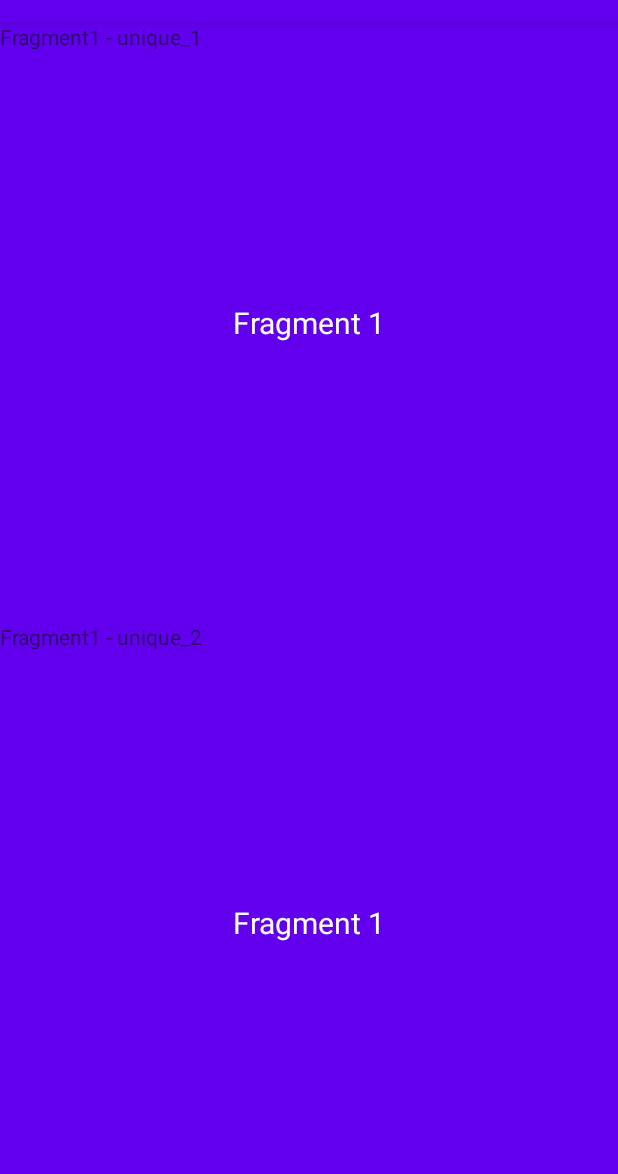
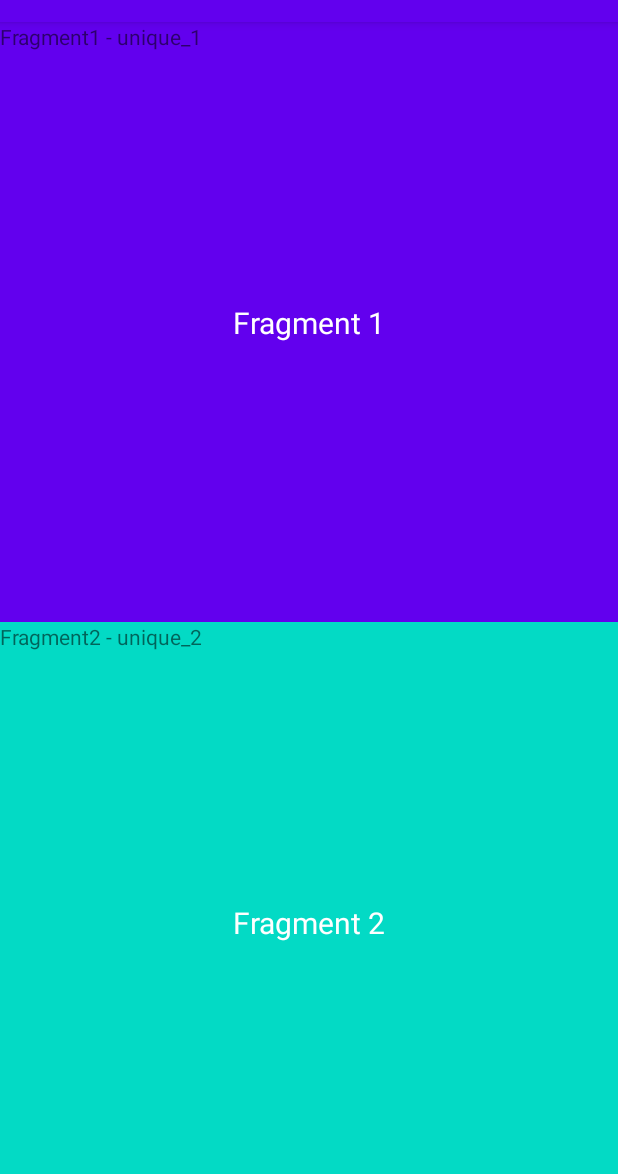
Before and after one commit to vincentparinding/Fragment-Recycler-View, an Android app: the screen it shows after launch (MainActivity), on a phone screen of 412 x 824 dp, the part 62-1236 px from its top. Run offline under Robolectric (Android 15) with nearby library versions, the phone set to English and light mode, and no system bars.

Commit message:
passing fragment and id container at onCreateViewHolder

```diff
--- a/app/src/main/java/com/example/myapplication/MainActivity.kt
+++ b/app/src/main/java/com/example/myapplication/MainActivity.kt
@@ -24,34 +24,34 @@ class MainActivity : AppCompatActivity() {
                     Pair("unique_1", Fragment1().apply {
                         arguments = Bundle().apply { putString("content", "unique_1") }
                     }),
-                    Pair("unique_2", Fragment1().apply {
+                    Pair("unique_2", Fragment2().apply {
                         arguments = Bundle().apply { putString("content", "unique_2") }
                     }),
-                    Pair("unique_3", Fragment2().apply {
+                    Pair("unique_3", Fragment3().apply {
                         arguments = Bundle().apply { putString("content", "unique_3") }
                     }),
-                    Pair("unique_4", Fragment1().apply {
+                    Pair("unique_4", Fragment4().apply {
                         arguments = Bundle().apply { putString("content", "unique_4") }
                     }),
-                    Pair("unique_5", Fragment4().apply {
+                    Pair("unique_5", Fragment5().apply {
                         arguments = Bundle().apply { putString("content", "unique_5") }
                     }),
-                    Pair("unique_6", Fragment5().apply {
+                    Pair("unique_6", Fragment6().apply {
                         arguments = Bundle().apply { putString("content", "unique_6") }
                     }),
-                    Pair("unique_7", Fragment6().apply {
+                    Pair("unique_7", Fragment7().apply {
                         arguments = Bundle().apply { putString("content", "unique_7") }
                     }),
-                    Pair("unique_8", Fragment7().apply {
+                    Pair("unique_8", Fragment8().apply {
                         arguments = Bundle().apply { putString("content", "unique_8") }
                     }),
-                    Pair("unique_1_2", Fragment8().apply {
+                    Pair("unique_1_2", Fragment1().apply {
                         arguments = Bundle().apply { putString("content", "unique_9") }
                     }),
-                    Pair("unique_2_2", Fragment1().apply {
+                    Pair("unique_2_2", Fragment2().apply {
                         arguments = Bundle().apply { putString("content", "unique_10") }
                     }),
-                    Pair("unique_3_2", Fragment2().apply {
+                    Pair("unique_3_2", Fragment3().apply {
                         arguments = Bundle().apply { putString("content", "unique_11") }
                     })
                 )
--- a/app/src/main/java/com/example/myapplication/TestAdapter.kt
+++ b/app/src/main/java/com/example/myapplication/TestAdapter.kt
@@ -13,13 +13,17 @@ import com.example.myapplication.viewholder.ViewHolder1
 class TestAdapter : ListAdapter<Pair<String, Fragment>, ViewHolder1>(DiffUtilCallback()) {
 
     override fun onBindViewHolder(holder: ViewHolder1, position: Int) {
-        holder.bind(getItem(position), position + 1)
+        holder.bind()
     }
 
     override fun onCreateViewHolder(parent: ViewGroup, viewType: Int): ViewHolder1 =
         ViewHolder1(
-            LayoutInflater.from(parent.context).inflate(R.layout.view_holder_1, parent, false)
+            LayoutInflater.from(parent.context).inflate(R.layout.view_holder_1, parent, false),
+            getItem(viewType),
+            viewType + 1
         )
+
+    override fun getItemViewType(position: Int): Int = position
 
     class DiffUtilCallback : DiffUtil.ItemCallback<Pair<String, Fragment>>() {
         override fun areItemsTheSame(
--- a/app/src/main/java/com/example/myapplication/viewholder/ViewHolder.kt
+++ b/app/src/main/java/com/example/myapplication/viewholder/ViewHolder.kt
@@ -11,8 +11,14 @@ import com.example.myapplication.R
  * Created by albert.lukito on 16/11/20.
  */
 
-class ViewHolder1(private val view: View) : RecyclerView.ViewHolder(view) {
-    fun bind(pair: Pair<String, Fragment>, idContainer: Int) {
+class ViewHolder1(
+    private val view: View,
+    private val pair: Pair<String, Fragment>,
+    private val idContainer: Int
+) :
+    RecyclerView.ViewHolder(view) {
+
+    fun bind() {
         val container = view.findViewById<FragmentContainerView>(R.id.fragment_container_1)
         val fragmentManager = (view.context as? AppCompatActivity)?.supportFragmentManager
         container?.id = idContainer
```
